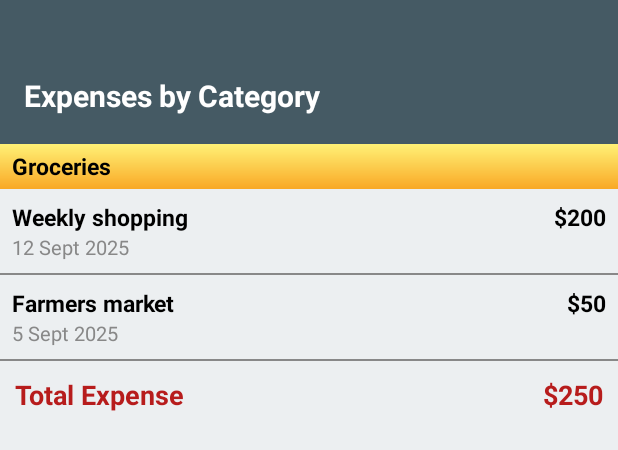
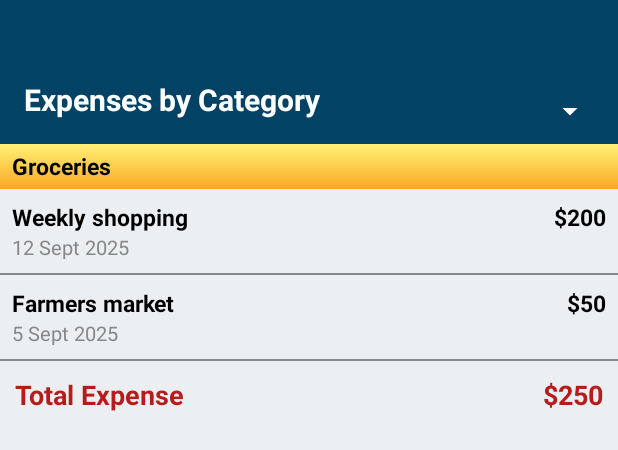
Before and after one commit to PIXEL-PEN/Where-It-Went, an Android app: the layout activity_category_wise_backup.xml on its own in the app's theme, with its tools: preview values and no code run, on a phone screen of 412 x 824 dp. Shown: the top 450 px of the screen. Run offline under Robolectric (Android 15) with nearby library versions, the phone set to English and light mode, and no system bars.

Commit message:
Checkpoint: current spinner behavior (Menu item still visible, Distribution View aborts)

```diff
--- a/app/src/main/java/com/pixelpen/whereitwent/MainActivity.java
+++ b/app/src/main/java/com/pixelpen/whereitwent/MainActivity.java
@@ -16,6 +16,9 @@ public class MainActivity extends AppCompatActivity {
     protected void onCreate(Bundle savedInstanceState) {
         super.onCreate(savedInstanceState);
         setContentView(R.layout.activity_main);
+
+        getWindow().setStatusBarColor(getResources().getColor(R.color.colorPrimaryDark));
+
 
         // View All
         AppCompatButton btnViewAll = findViewById(R.id.btnViewAll);
--- /dev/null
+++ b/app/src/main/res/layout/activity_about.xml
@@ -0,0 +1,6 @@
+<TextView xmlns:android="http://schemas.android.com/apk/res/android"
+    android:layout_width="match_parent"
+    android:layout_height="match_parent"
+    android:gravity="center"
+    android:text="About — coming soon"
+    android:textSize="18sp" />
--- a/app/src/main/res/layout/activity_category_wise_backup.xml
+++ b/app/src/main/res/layout/activity_category_wise_backup.xml
@@ -5,17 +5,39 @@
     android:layout_height="match_parent"
     android:background="#ECEFF1">
 
-    <TextView
+    <RelativeLayout
+        android:id="@+id/top_bar_container"
         android:layout_width="match_parent"
         android:layout_height="96dp"
-        android:gravity="center_vertical|start"
+        android:background="@color/colorPrimary"
         android:paddingStart="16dp"
-        android:paddingTop="32dp"
-        android:text="Expenses by Category"
-        android:textColor="@android:color/white"
-        android:textSize="20sp"
-        android:textStyle="bold"
-        android:background="#455A64" />
+        android:paddingEnd="8dp">
+
+        <TextView
+            android:id="@+id/tv_title"
+            android:layout_width="wrap_content"
+            android:layout_height="wrap_content"
+            android:layout_alignParentBottom="true"
+            android:layout_marginBottom="16dp"
+            android:text="Expenses by Category"
+            android:textColor="@android:color/white"
+            android:textSize="20sp"
+            android:textStyle="bold" />
+
+        <Spinner
+            android:id="@+id/spinner_nav"
+            android:layout_width="120dp"
+            android:layout_height="wrap_content"
+            android:layout_alignParentEnd="true"
+            android:layout_alignBottom="@id/tv_title"
+            android:layout_marginBottom="-6dp"
+            android:spinnerMode="dropdown"
+            android:dropDownVerticalOffset="8dp"
+            android:paddingEnd="4dp"
+            android:contentDescription="Navigation menu"
+            android:backgroundTint="@android:color/white" />
+
+    </RelativeLayout>
 
     <ScrollView
         android:layout_width="match_parent"
--- /dev/null
+++ b/app/src/main/res/layout/activity_distribution_view.xml
@@ -0,0 +1,6 @@
+<TextView xmlns:android="http://schemas.android.com/apk/res/android"
+    android:layout_width="match_parent"
+    android:layout_height="match_parent"
+    android:gravity="center"
+    android:text="Distribution View — coming soon"
+    android:textSize="18sp" />
--- a/app/src/main/res/layout/activity_settings.xml
+++ b/app/src/main/res/layout/activity_settings.xml
@@ -11,16 +11,18 @@
 
         <!-- Top bar (unchanged for consistency) -->
         <TextView
+            android:id="@+id/top_bar"
             android:layout_width="match_parent"
             android:layout_height="96dp"
             android:gravity="center_vertical|start"
             android:paddingStart="16dp"
             android:paddingTop="32dp"
+            android:textColor="@android:color/white"
             android:text="Settings"
-            android:textColor="@android:color/white"
             android:textSize="20sp"
             android:textStyle="bold"
-            android:background="#455A64" />
+            android:background="@color/colorPrimary" />
+
 
         <!-- Select Currency -->
         <TextView
```
Also changed, not shown: app/src/main/java/com/pixelpen/whereitwent/AboutActivity.java (added, +12 -0 lines), app/src/main/java/com/pixelpen/whereitwent/CategoryWiseActivity.java (+96 -2 lines), app/src/main/java/com/pixelpen/whereitwent/DistributionViewActivity.java (added, +12 -0 lines), app/src/main/res/drawable/ic_menu_white_24dp.xml (added, +10 -0 lines), app/src/main/res/drawable/spinner_hamburger.xml (added, +13 -0 lines), app/src/main/res/layout/activity_category_wise.xml (+12 -8 lines), app/src/main/res/layout/activity_date_wise.xml (+6 -5 lines), app/src/main/res/layout/activity_month_wise.xml (+6 -4 lines), app/src/main/res/layout/activity_view_all.xml (+6 -5 lines), app/src/main/res/layout/item_topbar_spinner.xml (added, +8 -0 lines).
